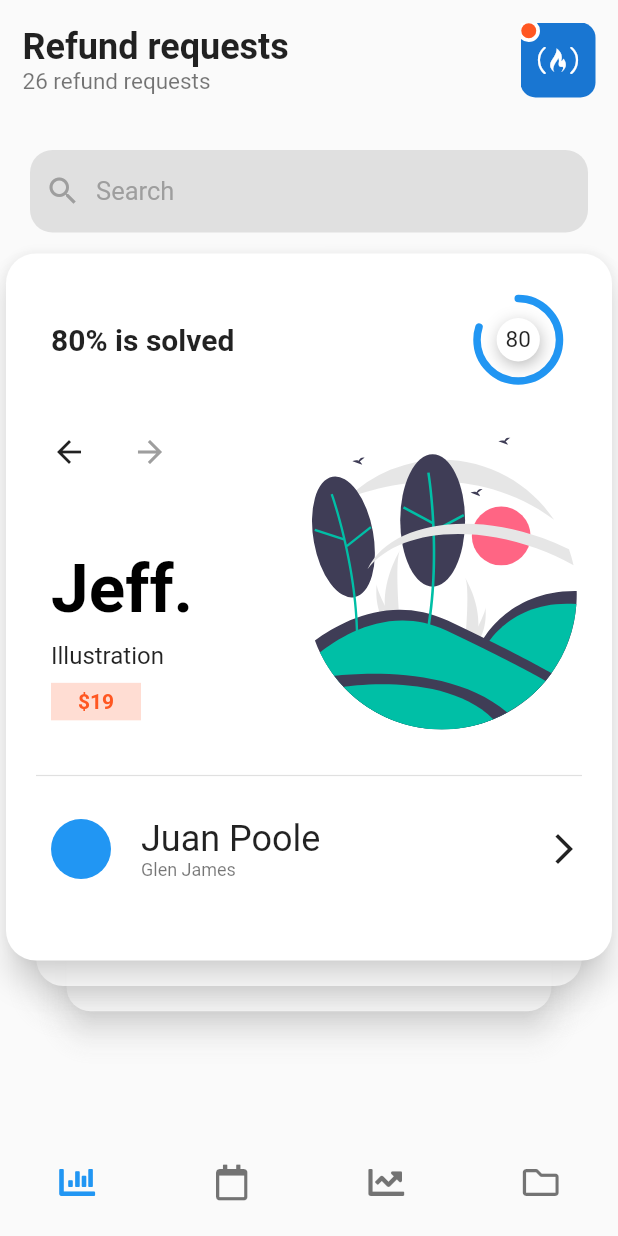
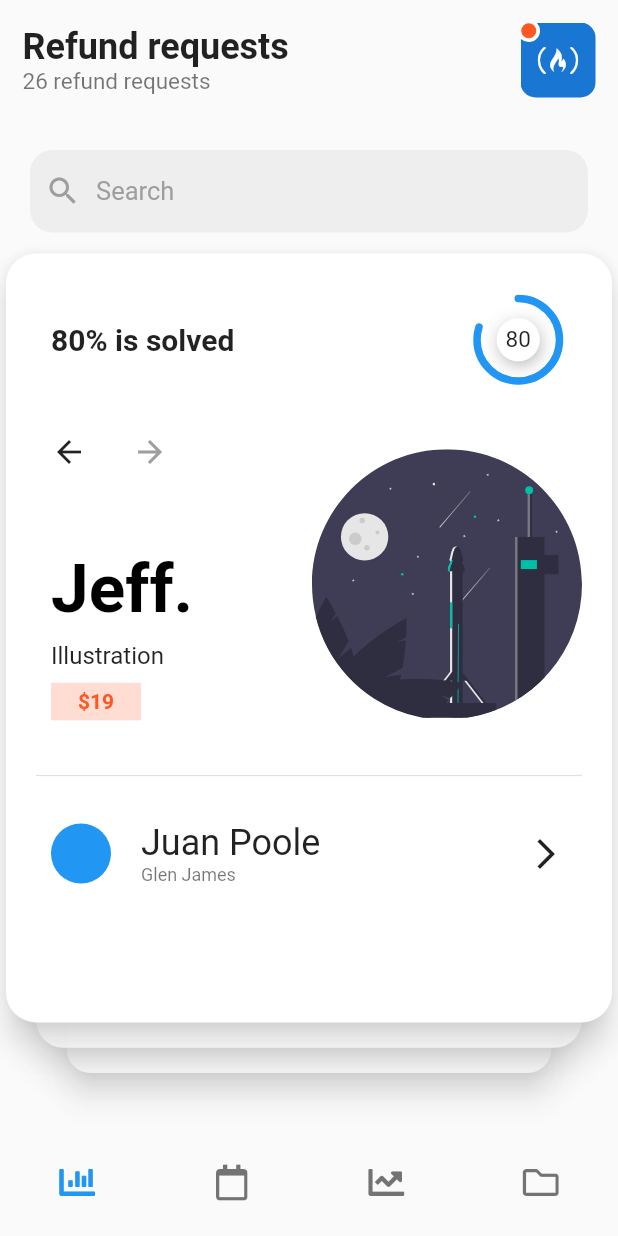
Before and after one commit to marcossevilla/ui-challenges, a Flutter app: the _HomeScreen screen opened directly, on a phone screen of 412 x 824 dp. Run offline on Flutter 3.47's test engine with Material 2 defaults, Android fonts, the phone set to English and light mode, and no system bars; our stand-ins replace animate_do, animated_text_kit, cached_network_image, flutter_lorem, flutter_svg, flutter_swiper and 1 more.

Commit message:
AuctionApp - Finished swiper

```diff
--- /dev/null
+++ b/lib/src/auction_app/data/fake_data.dart
@@ -0,0 +1,5 @@
+final data = {
+  'Nominate Your Products': 'For the 2020 Dmm Mid-Year Sale',
+  'Limited Time\nOffer': 'Go get the freebies now',
+  'Check-in for Discounts': 'Take a photo and check-in',
+};
--- a/lib/src/auction_app/screens/home.dart
+++ b/lib/src/auction_app/screens/home.dart
@@ -4,6 +4,7 @@ import 'package:flutter_swiper/flutter_swiper.dart';
 import 'package:font_awesome_flutter/font_awesome_flutter.dart';
 import 'package:ui_challenges/src/auction_app/widgets/profile_button.dart';
 import 'package:ui_challenges/src/auction_app/widgets/swiper_card.dart';
+import 'package:ui_challenges/src/shared/widgets/modern_app_bar.dart';
 import 'package:ui_challenges/src/shared/widgets/search_bar.dart';
 
 class AuctionApp extends StatelessWidget {
@@ -41,6 +42,33 @@ class _HomeScreen extends StatelessWidget {
   }
 }
 
+class _AppBar extends StatelessWidget {
+  const _AppBar({
+    Key key,
+  }) : super(key: key);
+
+  @override
+  Widget build(BuildContext context) {
+    return ModernAppBar(
+      leftChildren: [
+        Text(
+          'Refund requests',
+          style: Theme.of(context).textTheme.headline5.copyWith(
+                fontWeight: FontWeight.bold,
+              ),
+        ),
+        Text(
+          '26 refund requests',
+          style: Theme.of(context).textTheme.caption.copyWith(
+                fontSize: 15.0,
+              ),
+        ),
+      ],
+      rightChildren: [ProfileButton()],
+    );
+  }
+}
+
 class _Swiper extends StatelessWidget {
   const _Swiper({Key key}) : super(key: key);
 
@@ -48,11 +76,11 @@ class _Swiper extends StatelessWidget {
   Widget build(BuildContext context) {
     return Container(
       width: MediaQuery.of(context).size.width,
-      height: MediaQuery.of(context).size.height * 0.6,
+      height: MediaQuery.of(context).size.width * 1.3,
       child: Swiper(
         itemCount: 5,
         itemWidth: 500,
-        itemHeight: MediaQuery.of(context).size.height * 0.6,
+        itemHeight: MediaQuery.of(context).size.width * 1.3,
         layout: SwiperLayout.TINDER,
         itemBuilder: (context, i) => Padding(
           padding: const EdgeInsets.only(bottom: 15.0),
@@ -92,37 +120,3 @@ class _BottomNavBar extends StatelessWidget {
     );
   }
 }
-
-class _AppBar extends StatelessWidget {
-  const _AppBar({Key key}) : super(key: key);
-
-  @override
-  Widget build(BuildContext context) {
-    return Padding(
-      padding: const EdgeInsets.only(top: 15.0, left: 15.0, right: 15.0),
-      child: Row(
-        mainAxisAlignment: MainAxisAlignment.spaceBetween,
-        children: [
-          Column(
-            crossAxisAlignment: CrossAxisAlignment.start,
-            children: [
-              Text(
-                'Refund requests',
-                style: Theme.of(context).textTheme.headline5.copyWith(
-                      fontWeight: FontWeight.bold,
-                    ),
-              ),
-              Text(
-                '26 refund requests',
-                style: Theme.of(context).textTheme.caption.copyWith(
-                      fontSize: 15.0,
-                    ),
-              ),
-            ],
-          ),
-          ProfileButton(),
-        ],
-      ),
-    );
-  }
-}
--- a/lib/src/auction_app/widgets/swiper_card.dart
+++ b/lib/src/auction_app/widgets/swiper_card.dart
@@ -1,6 +1,7 @@
 import 'package:flutter/material.dart';
 import 'package:flutter_svg/svg.dart';
 
+import '../screens/middle.dart';
 import '../../shared/widgets/radial_progress_bar.dart';
 
 class SwiperCard extends StatelessWidget {
@@ -58,7 +59,12 @@ class _UserInfo extends StatelessWidget {
           ],
         ),
         Spacer(),
-        Icon(Icons.arrow_forward_ios),
+        IconButton(
+          icon: Icon(Icons.arrow_forward_ios),
+          onPressed: () => Navigator.of(context).push(
+            MaterialPageRoute(builder: (_) => MiddleScreen()),
+          ),
+        ),
       ],
     );
   }
--- /dev/null
+++ b/lib/src/shared/widgets/modern_app_bar.dart
@@ -0,0 +1,34 @@
+import 'package:flutter/widgets.dart';
+
+class ModernAppBar extends StatelessWidget {
+  const ModernAppBar({
+    Key key,
+    this.leftChildren,
+    this.rightChildren,
+  }) : super(key: key);
+
+  final List<Widget> leftChildren;
+  final List<Widget> rightChildren;
+
+  @override
+  Widget build(BuildContext context) {
+    return SafeArea(
+      child: Padding(
+        padding: const EdgeInsets.only(top: 15.0, left: 15.0, right: 15.0),
+        child: Row(
+          mainAxisAlignment: MainAxisAlignment.spaceBetween,
+          children: [
+            Column(
+              crossAxisAlignment: CrossAxisAlignment.start,
+              children: leftChildren ?? [],
+            ),
+            Column(
+              crossAxisAlignment: CrossAxisAlignment.start,
+              children: rightChildren ?? [],
+            )
+          ],
+        ),
+      ),
+    );
+  }
+}
--- a/lib/src/shared/widgets/radial_progress_bar.dart
+++ b/lib/src/shared/widgets/radial_progress_bar.dart
@@ -43,6 +43,12 @@ class _RadialProgressBarState extends State<RadialProgressBar>
     oldPercentage = widget.percentage;
     _controller = AnimationController(vsync: this, duration: widget.duration);
     super.initState();
+  }
+
+  @override
+  void dispose() {
+    _controller.dispose();
+    super.dispose();
   }
 
   @override
--- a/lib/src/shared/widgets/search_bar.dart
+++ b/lib/src/shared/widgets/search_bar.dart
@@ -10,7 +10,7 @@ class SearchBar extends StatelessWidget {
       padding: const EdgeInsets.only(left: 10.0),
       margin: const EdgeInsets.only(top: 20.0, left: 20.0, right: 20.0, bottom: 10.0),
       decoration: BoxDecoration(
-        color: Colors.grey.shade300,
+        color: Colors.grey.shade200,
         borderRadius: BorderRadius.circular(15.0)
       ),
       child: Row(
--- a/pubspec.yaml
+++ b/pubspec.yaml
@@ -30,8 +30,10 @@ dependencies:
   flutter_svg: ^0.17.4
   flutter_lorem: ^1.1.0
   flutter_swiper: ^1.1.6
+  animated_text_kit: ^2.2.0
   font_awesome_flutter: ^8.8.1
   cached_network_image: ^2.2.0+1
+
 
   # The following adds the Cupertino Icons font to your application.
   # Use with the CupertinoIcons class for iOS style icons.
```
Also changed, not shown: lib/src/auction_app/screens/middle.dart (added, +180 -0 lines), assets/auction_app/draw_0.svg (added), assets/auction_app/draw_1.svg, assets/auction_app/draw_2.svg, assets/auction_app/draw_3.svg (added), lib/src/auction_app/screens/fun_facts.dart (added), pubspec.lock.
